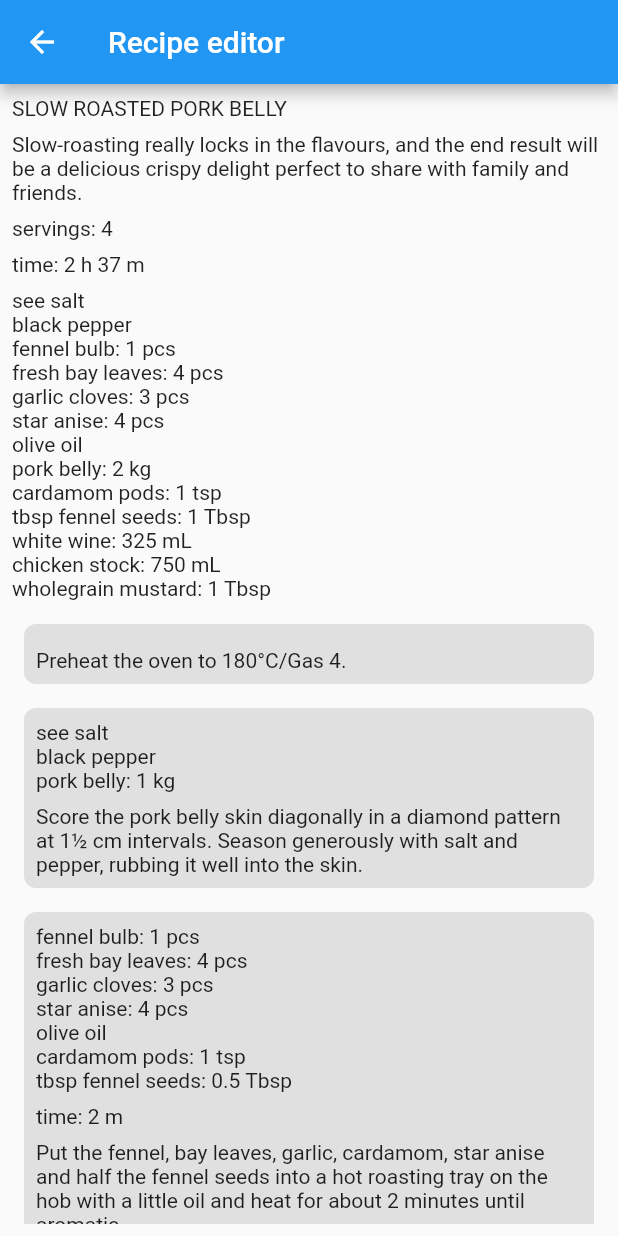
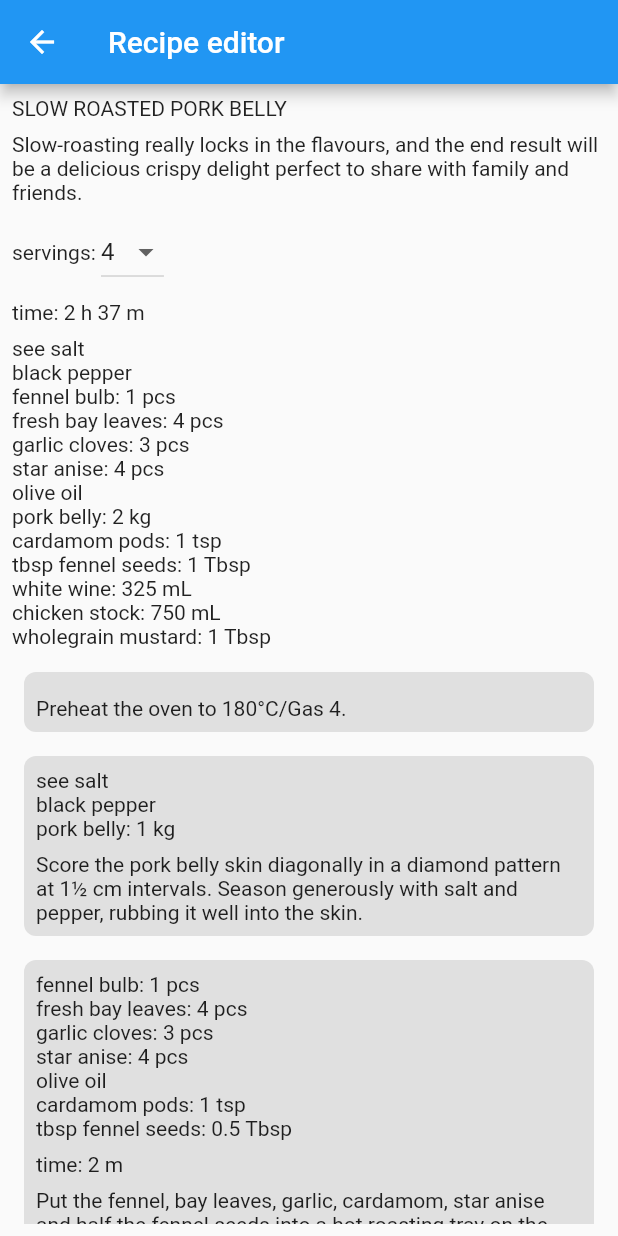
Before and after one commit to Soogyo-In/cooking_calculator, a Flutter app: the screen it shows after launch, after a tap on "Recipe editor", on a phone screen of 412 x 824 dp. Run offline on Flutter 3.47's test engine with Material 2 defaults, Android fonts, the phone set to English and light mode, and no system bars; our stand-ins replace flutter_riverpod, freezed_annotation; generated files the repository leaves out were written again.

Commit message:
[#11] feat: add serving calculate roughly

```diff
--- a/lib/main.dart
+++ b/lib/main.dart
@@ -1,3 +1,4 @@
+import 'package:cooking_calulator/recipe_resource.dart';
 import 'package:cooking_calulator/page/recipe_edit_page.dart';
 import 'package:flutter/material.dart';
 import 'package:flutter_riverpod/flutter_riverpod.dart';
@@ -31,7 +32,9 @@ class App extends StatelessWidget {
                 ),
                 TextButton(
                   onPressed: () => Navigator.of(context).push(MaterialPageRoute(
-                    builder: (context) => const RecipeEditPage(),
+                    builder: (context) => RecipeEditPage(
+                      recipe: slowRoasetedPorkBellyRecipe,
+                    ),
                   )),
                   child: const Text('Recipe editor'),
                 ),
--- /dev/null
+++ b/lib/model/util/portionizer.dart
@@ -0,0 +1,15 @@
+import 'package:cooking_calulator/model/model.dart';
+
+Map<Ingredient, T> calculateAmountByIngredientServingsFor<T extends Amount>({
+  required Map<Ingredient, T> amountByIngredient,
+  required int originServings,
+  required int toServings,
+}) {
+  final calculated = <Ingredient, T>{};
+
+  amountByIngredient.forEach((ingredient, amount) {
+    calculated[ingredient] = (amount * (toServings / originServings)) as T;
+  });
+
+  return calculated;
+}
--- a/lib/model/util/util.dart
+++ b/lib/model/util/util.dart
@@ -1,3 +1,5 @@
+export 'portionizer.dart';
+
 extension DoubleExtension on double {
   double roundAt(int fractionDigits) {
     var result = this;
--- a/lib/page/recipe_edit_page.dart
+++ b/lib/page/recipe_edit_page.dart
@@ -1,124 +1,89 @@
 import 'package:cooking_calulator/model/model.dart';
+import 'package:cooking_calulator/model/util/util.dart';
 import 'package:flutter/material.dart';
 
-final _recipe = Recipe(
-  name: 'SLOW ROASTED PORK BELLY',
-  description:
-      'Slow-roasting really locks in the flavours, and the end result will be a delicious crispy delight perfect to share with family and friends.',
-  servings: 4,
-  directions: [
-    const Direction(
-      description: 'Preheat the oven to 180°C/Gas 4.',
-      temperature: Temperature.celsius(180.0),
-    ),
-    Direction(
-      description:
-          'Score the pork belly skin diagonally in a diamond pattern at 1½ cm intervals. Season generously with salt and pepper, rubbing it well into the skin.',
-      massByIngredient: {
-        const Ingredient(name: 'pork belly'): const Mass.kilogram(1.0),
-      },
-      countByIngredient: {
-        const Ingredient(name: 'see salt'): const Count(0.0),
-        const Ingredient(name: 'black pepper'): const Count(0.0),
-      },
-    ),
-    Direction(
-      description:
-          'Put the fennel, bay leaves, garlic, cardamom, star anise and half the fennel seeds into a hot roasting tray on the hob with a little oil and heat for about 2 minutes until aromatic.',
-      volumeByIngredient: {
-        const Ingredient(
-          name: 'cardamom pods',
-          description: 'Bashed',
-        ): const Volume.teaspoon(1.0),
-        const Ingredient(name: 'tbsp fennel seeds'):
-            const Volume.tablespoon(0.5),
-      },
-      countByIngredient: {
-        const Ingredient(
-          name: 'fennel bulb',
-          description: 'Trimmed and roughly sliced',
-        ): const Count(1.0),
-        const Ingredient(name: 'fresh bay leaves'): const Count(4.0),
-        const Ingredient(
-          name: 'garlic cloves',
-          description: 'Peeled and bashed',
-        ): const Count(3.0),
-        const Ingredient(name: 'star anise'): const Count(4.0),
-        const Ingredient(name: 'olive oil'): const Count(0.0),
-      },
-      time: const Duration(minutes: 2),
-    ),
-    Direction(
-      description:
-          'Push to the side of the tray, then add the pork, skin side down, and cook for at least 5 minutes until turning golden brown.',
-      massByIngredient: {
-        const Ingredient(name: 'pork belly'): const Mass.kilogram(1.0),
-      },
-      time: const Duration(minutes: 5),
-    ),
-    Direction(
-      description:
-          'Turn the pork over, season the skin again with salt and sprinkle with the remaining fennel seeds. Pour in the wine to deglaze the pan, scraping up the bits from the bottom (be careful not to get the skin of the pork wet).',
-      volumeByIngredient: {
-        const Ingredient(name: 'tbsp fennel seeds'):
-            const Volume.tablespoon(0.5),
-        const Ingredient(name: 'white wine'): const Volume.milliliter(325.0),
-      },
-    ),
-    Direction(
-      description:
-          'Bring to the boil, then pour in enough stock to come up to the layer of fat just below the skin and allow to boil again.',
-      volumeByIngredient: {
-        const Ingredient(
-          name: 'chicken stock',
-          description: 'depending on the size of your pan',
-        ): const Volume.milliliter(750.0),
-      },
-    ),
-    const Direction(
-      description:
-          'Transfer the tray to the preheated oven and cook for 2½ hours.',
-      time: Duration(hours: 2, minutes: 30),
-    ),
-    Direction(
-      description:
-          'Transfer the meat to a warm plate and set aside to rest. Meanwhile, spoon off any excess fat in the roasting tray or drag a slice of bread along the surface of the cooking juices to absorb it. Heat the tray on the hob, adding the mustard. Mix in with a whisk, then taste and adjust the flavours as necessary. Remove the star anise and cardamom pods and pour the sauce into a jug. Serve the rested pork with the sauce alongside.',
-      volumeByIngredient: {
-        const Ingredient(name: 'wholegrain mustard'):
-            const Volume.tablespoon(1.0),
-      },
-    ),
-  ],
-);
+class RecipeEditPage extends StatefulWidget {
+  final Recipe recipe;
 
-class RecipeEditPage extends StatelessWidget {
-  const RecipeEditPage({Key? key}) : super(key: key);
+  const RecipeEditPage({super.key, required this.recipe});
+
+  @override
+  State<RecipeEditPage> createState() => _RecipeEditPageState();
+}
+
+class _RecipeEditPageState extends State<RecipeEditPage> {
+  late int _servings;
+
+  @override
+  void initState() {
+    _servings = widget.recipe.servings;
+    super.initState();
+  }
+
+  @override
+  void didUpdateWidget(covariant RecipeEditPage oldWidget) {
+    _servings = widget.recipe.servings;
+    super.didUpdateWidget(oldWidget);
+  }
 
   @override
   Widget build(BuildContext context) {
+    final recipe = widget.recipe;
+
     return Scaffold(
       appBar: AppBar(title: const Text('Recipe editor')),
       body: Padding(
         padding: const EdgeInsets.all(8.0),
         child: ListView(
           children: [
-            Text(_recipe.name),
+            Text(recipe.name),
             const SizedBox(height: 8.0),
-            Text(_recipe.description),
+            Text(recipe.description),
             const SizedBox(height: 8.0),
-            Text('servings: ${_recipe.servings.toString()}'),
-            if (_recipe.time != Duration.zero) ...[
+            Row(
+              children: [
+                const Text('servings: '),
+                DropdownButton<int>(
+                  value: _servings,
+                  items: [1, 2, 3, 4, 5, 6, 7, 8, 9, 10]
+                      .map((servings) => DropdownMenuItem(
+                            value: servings,
+                            child: Text(servings.toString()),
+                          ))
+                      .toList(),
+                  onChanged: (servings) {
+                    if (servings == null) return;
+                    setState(() {
+                      _servings = servings;
+                    });
+                  },
+                ),
+              ],
+            ),
+            if (recipe.time != Duration.zero) ...[
               const SizedBox(height: 8.0),
-              _TimeText(_recipe.time),
+              _TimeText(recipe.time),
             ],
             const SizedBox(height: 8.0),
             _IngredientList(
-              countByIngredient: _recipe.countByIngredient,
-              massByIngredient: _recipe.massByIngredient,
-              volumeByIngredient: _recipe.volumeByIngredient,
+              countByIngredient: calculateAmountByIngredientServingsFor(
+                amountByIngredient: recipe.countByIngredient,
+                originServings: recipe.servings,
+                toServings: _servings,
+              ),
+              massByIngredient: calculateAmountByIngredientServingsFor(
+                amountByIngredient: recipe.massByIngredient,
+                originServings: recipe.servings,
+                toServings: _servings,
+              ),
+              volumeByIngredient: calculateAmountByIngredientServingsFor(
+                amountByIngredient: recipe.volumeByIngredient,
+                originServings: recipe.servings,
+                toServings: _servings,
+              ),
             ),
             const SizedBox(height: 8.0),
-            ..._recipe.directions.map(
+            ...recipe.directions.map(
               (direction) => Container(
                 margin: const EdgeInsets.all(8.0),
                 padding: const EdgeInsets.all(8.0),
@@ -126,7 +91,7 @@ class RecipeEditPage extends StatelessWidget {
                   color: Colors.grey.shade300,
                   borderRadius: BorderRadius.circular(8.0),
                 ),
-                child: _DirectionDetail(direction),
+                child: _DirectionDetail(direction, recipe.servings, _servings),
               ),
             ),
           ],
@@ -210,8 +175,10 @@ class _IngredientList extends StatelessWidget {
 
 class _DirectionDetail extends StatelessWidget {
   final Direction direction;
+  final int originServings;
+  final int toServings;
 
-  const _DirectionDetail(this.direction);
+  const _DirectionDetail(this.direction, this.originServings, this.toServings);
 
   @override
   Widget build(BuildContext context) {
@@ -219,9 +186,21 @@ class _DirectionDetail extends StatelessWidget {
       crossAxisAlignment: CrossAxisAlignment.start,
       children: [
         _IngredientList(
-          countByIngredient: direction.countByIngredient,
-          massByIngredient: direction.massByIngredient,
-          volumeByIngredient: direction.volumeByIngredient,
+          countByIngredient: calculateAmountByIngredientServingsFor(
+            amountByIngredient: direction.countByIngredient,
+            originServings: originServings,
+            toServings: toServings,
+          ),
+          massByIngredient: calculateAmountByIngredientServingsFor(
+            amountByIngredient: direction.massByIngredient,
+            originServings: originServings,
+            toServings: toServings,
+          ),
+          volumeByIngredient: calculateAmountByIngredientServingsFor(
+            amountByIngredient: direction.volumeByIngredient,
+            originServings: originServings,
+            toServings: toServings,
+          ),
         ),
         if (direction.time != Duration.zero) ...[
           const SizedBox(height: 8.0),
--- /dev/null
+++ b/lib/recipe_resource.dart
@@ -0,0 +1,91 @@
+import 'package:cooking_calulator/model/model.dart';
+
+final slowRoasetedPorkBellyRecipe = Recipe(
+  name: 'SLOW ROASTED PORK BELLY',
+  description:
+      'Slow-roasting really locks in the flavours, and the end result will be a delicious crispy delight perfect to share with family and friends.',
+  servings: 4,
+  directions: [
+    const Direction(
+      description: 'Preheat the oven to 180°C/Gas 4.',
+      temperature: Temperature.celsius(180.0),
+    ),
+    Direction(
+      description:
+          'Score the pork belly skin diagonally in a diamond pattern at 1½ cm intervals. Season generously with salt and pepper, rubbing it well into the skin.',
+      massByIngredient: {
+        const Ingredient(name: 'pork belly'): const Mass.kilogram(1.0),
+      },
+      countByIngredient: {
+        const Ingredient(name: 'see salt'): const Count(0.0),
+        const Ingredient(name: 'black pepper'): const Count(0.0),
+      },
+    ),
+    Direction(
+      description:
+          'Put the fennel, bay leaves, garlic, cardamom, star anise and half the fennel seeds into a hot roasting tray on the hob with a little oil and heat for about 2 minutes until aromatic.',
+      volumeByIngredient: {
+        const Ingredient(
+          name: 'cardamom pods',
+          description: 'Bashed',
+        ): const Volume.teaspoon(1.0),
+        const Ingredient(name: 'tbsp fennel seeds'):
+            const Volume.tablespoon(0.5),
+      },
+      countByIngredient: {
+        const Ingredient(
+          name: 'fennel bulb',
+          description: 'Trimmed and roughly sliced',
+        ): const Count(1.0),
+        const Ingredient(name: 'fresh bay leaves'): const Count(4.0),
+        const Ingredient(
+          name: 'garlic cloves',
+          description: 'Peeled and bashed',
+        ): const Count(3.0),
+        const Ingredient(name: 'star anise'): const Count(4.0),
+        const Ingredient(name: 'olive oil'): const Count(0.0),
+      },
+      time: const Duration(minutes: 2),
+    ),
+    Direction(
+      description:
+          'Push to the side of the tray, then add the pork, skin side down, and cook for at least 5 minutes until turning golden brown.',
+      massByIngredient: {
+        const Ingredient(name: 'pork belly'): const Mass.kilogram(1.0),
+      },
+      time: const Duration(minutes: 5),
+    ),
+    Direction(
+      description:
+          'Turn the pork over, season the skin again with salt and sprinkle with the remaining fennel seeds. Pour in the wine to deglaze the pan, scraping up the bits from the bottom (be careful not to get the skin of the pork wet).',
+      volumeByIngredient: {
+        const Ingredient(name: 'tbsp fennel seeds'):
+            const Volume.tablespoon(0.5),
+        const Ingredient(name: 'white wine'): const Volume.milliliter(325.0),
+      },
+    ),
+    Direction(
+      description:
+          'Bring to the boil, then pour in enough stock to come up to the layer of fat just below the skin and allow to boil again.',
+      volumeByIngredient: {
+        const Ingredient(
+          name: 'chicken stock',
+          description: 'depending on the size of your pan',
+        ): const Volume.milliliter(750.0),
+      },
+    ),
+    const Direction(
+      description:
+          'Transfer the tray to the preheated oven and cook for 2½ hours.',
+      time: Duration(hours: 2, minutes: 30),
+    ),
+    Direction(
+      description:
+          'Transfer the meat to a warm plate and set aside to rest. Meanwhile, spoon off any excess fat in the roasting tray or drag a slice of bread along the surface of the cooking juices to absorb it. Heat the tray on the hob, adding the mustard. Mix in with a whisk, then taste and adjust the flavours as necessary. Remove the star anise and cardamom pods and pour the sauce into a jug. Serve the rested pork with the sauce alongside.',
+      volumeByIngredient: {
+        const Ingredient(name: 'wholegrain mustard'):
+            const Volume.tablespoon(1.0),
+      },
+    ),
+  ],
+);
```
